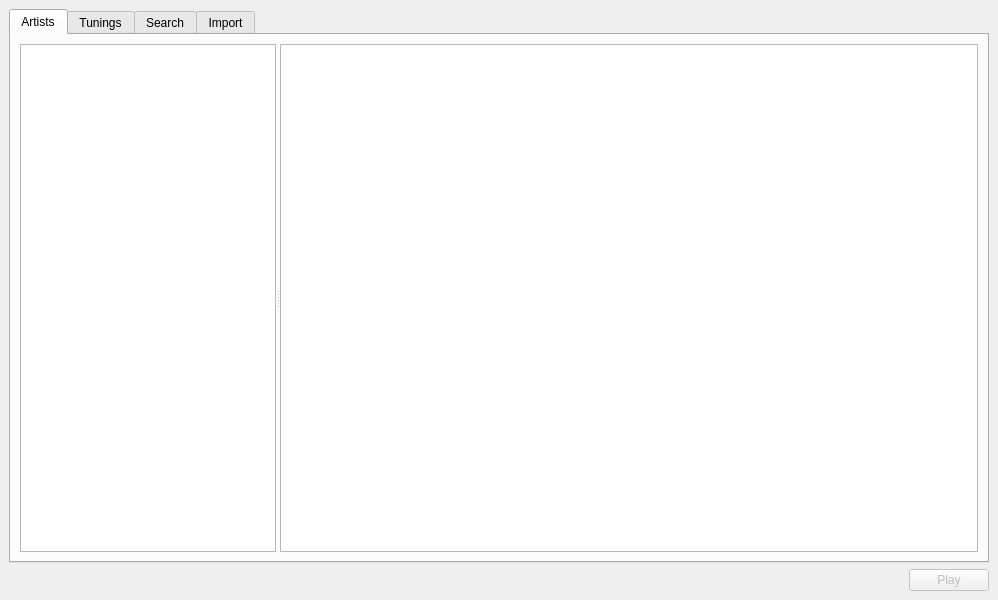
The window that design.ui (jpfudger/chordproc) describes before a commit, drawn with Qt 5.
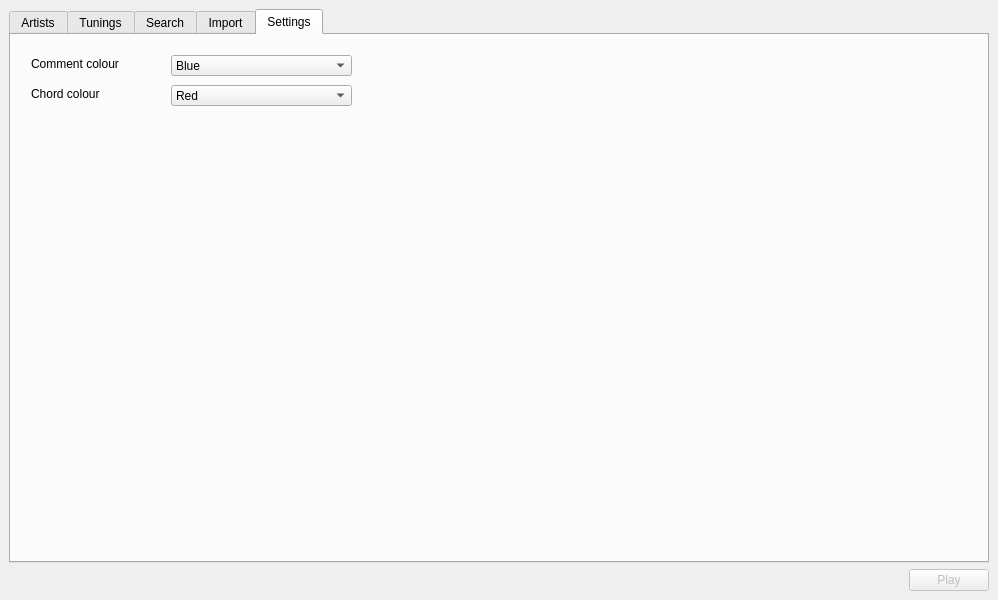
The same window after the commit. The open tabs and pages were chosen to show the change.

Commit message: Add settings tab

The edit to the form file:
```diff
--- a/design.ui
+++ b/design.ui
@@ -186,6 +186,107 @@
         </item>
        </layout>
       </widget>
+      <widget class="QWidget" name="tab_settings">
+       <attribute name="title">
+        <string>Settings</string>
+       </attribute>
+       <widget class="QComboBox" name="colourComment">
+        <property name="geometry">
+         <rect>
+          <x>160</x>
+          <y>20</y>
+          <width>181</width>
+          <height>21</height>
+         </rect>
+        </property>
+        <item>
+         <property name="text">
+          <string>Blue</string>
+         </property>
+        </item>
+        <item>
+         <property name="text">
+          <string>Red</string>
+         </property>
+        </item>
+        <item>
+         <property name="text">
+          <string>Gray</string>
+         </property>
+        </item>
+        <item>
+         <property name="text">
+          <string>Green</string>
+         </property>
+        </item>
+        <item>
+         <property name="text">
+          <string>Black</string>
+         </property>
+        </item>
+       </widget>
+       <widget class="QLabel" name="label">
+        <property name="geometry">
+         <rect>
+          <x>20</x>
+          <y>20</y>
+          <width>121</width>
+          <height>17</height>
+         </rect>
+        </property>
+        <property name="text">
+         <string>Comment colour</string>
+        </property>
+       </widget>
+       <widget class="QLabel" name="label_2">
+        <property name="geometry">
+         <rect>
+          <x>20</x>
+          <y>50</y>
+          <width>101</width>
+          <height>17</height>
+         </rect>
+        </property>
+        <property name="text">
+         <string>Chord colour</string>
+        </property>
+       </widget>
+       <widget class="QComboBox" name="colourChord">
+        <property name="geometry">
+         <rect>
+          <x>160</x>
+          <y>50</y>
+          <width>181</width>
+          <height>21</height>
+         </rect>
+        </property>
+        <item>
+         <property name="text">
+          <string>Red</string>
+         </property>
+        </item>
+        <item>
+         <property name="text">
+          <string>Blue</string>
+         </property>
+        </item>
+        <item>
+         <property name="text">
+          <string>Gray</string>
+         </property>
+        </item>
+        <item>
+         <property name="text">
+          <string>Green</string>
+         </property>
+        </item>
+        <item>
+         <property name="text">
+          <string>Black</string>
+         </property>
+        </item>
+       </widget>
+      </widget>
      </widget>
     </item>
     <item>
```
Left out of the diff: 35 changed lines with no effect on the pictures. The commit also changes 2 other files.
